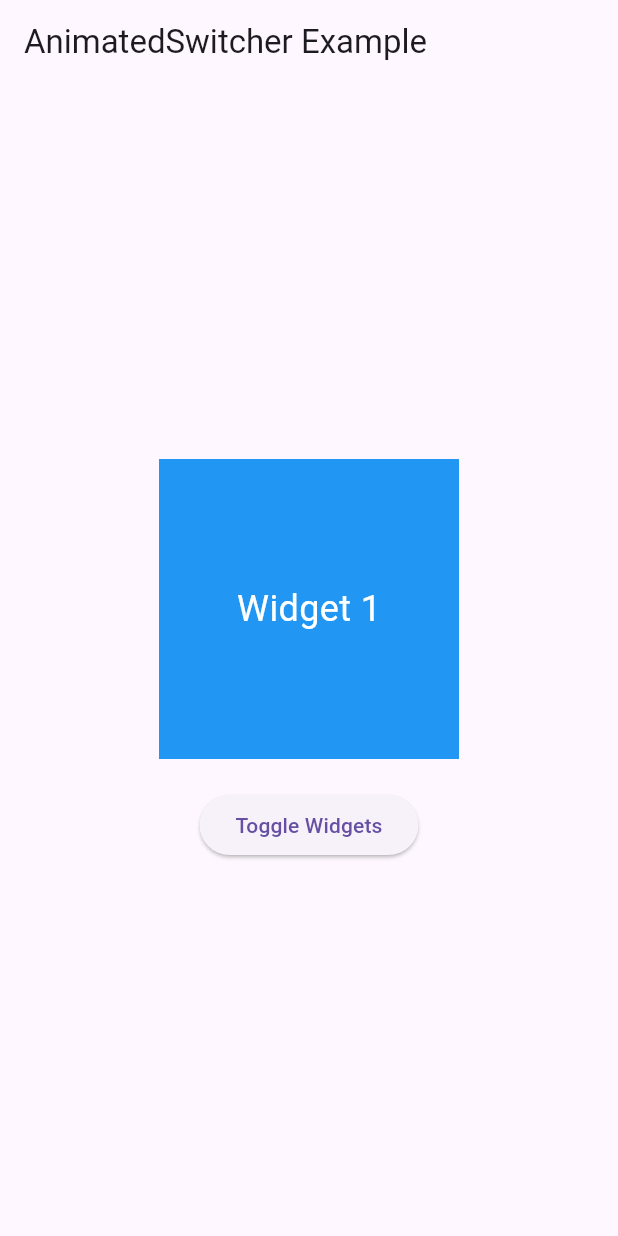
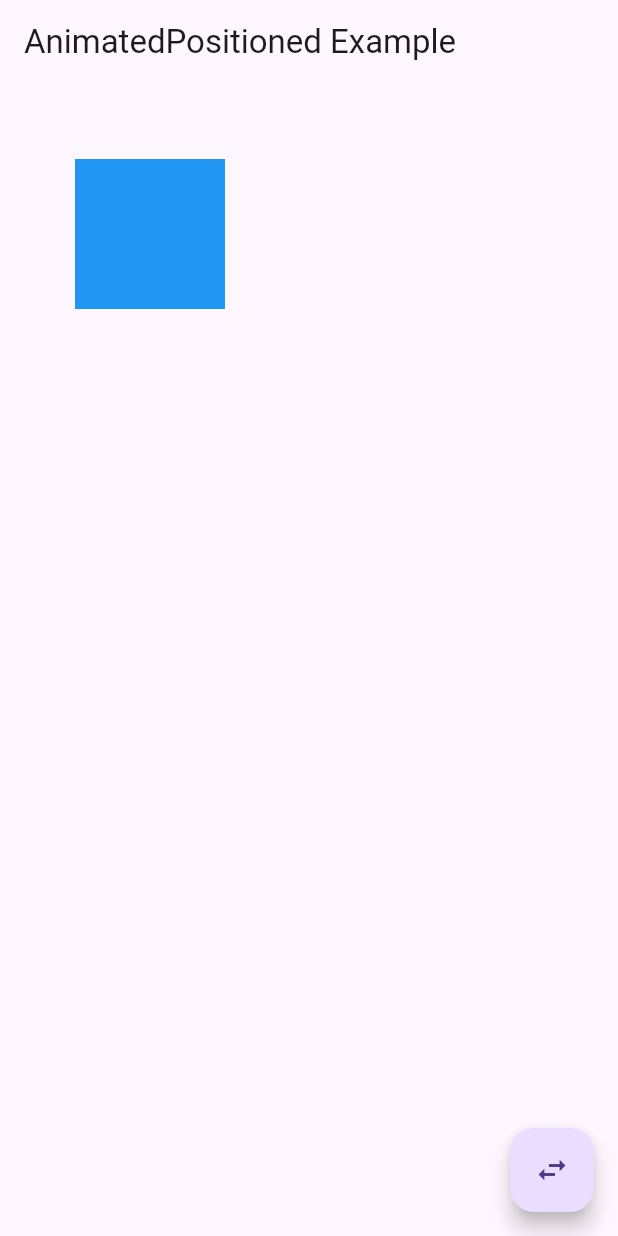
Before and after one commit to vaibhavt-nt/flutter_training, a Flutter app: the screen it shows after launch, on a phone screen of 412 x 824 dp. Run offline on Flutter 3.47's test engine with Material 3 defaults, Android fonts, the phone set to English and light mode, and no system bars; missing offline and left inert: dart:ffi; key blocks and very long unbroken strings in the code were emptied for the run.

```diff
--- a/lib/main.dart
+++ b/lib/main.dart
@@ -2,6 +2,7 @@ import 'package:flutter/cupertino.dart';
 import 'package:flutter/material.dart';
 import 'package:flutter_training/widgets/Wrap.dart';
 import 'package:flutter_training/widgets/animatedIcon.dart';
+import 'package:flutter_training/widgets/animatedPositioned.dart';
 import 'package:flutter_training/widgets/animatedlist.dart';
 import 'package:flutter_training/widgets/animatedswitcher.dart';
 import 'package:flutter_training/widgets/animation_builder.dart';
@@ -45,7 +46,7 @@ class homepage extends StatelessWidget {
   Widget build(BuildContext context) {
     return MaterialApp(
       title: "my home page",
-      home: AnimatedSwitcherExample(),
+      home: AnimatedPositionedExample(),
     );
   }
 }
--- /dev/null
+++ b/lib/widgets/animatedPositioned.dart
@@ -0,0 +1,49 @@
+import 'package:flutter/material.dart';
+
+class AnimatedPositionedExample extends StatefulWidget {
+  @override
+  _AnimatedPositionedExampleState createState() =>
+      _AnimatedPositionedExampleState();
+}
+
+class _AnimatedPositionedExampleState extends State<AnimatedPositionedExample> {
+  bool _isLeft = true;
+
+  // Function to toggle the position of the animated widget
+  void _togglePosition() {
+    setState(() {
+      _isLeft = !_isLeft;
+    });
+  }
+
+  @override
+  Widget build(BuildContext context) {
+    return Scaffold(
+      appBar: AppBar(
+        title: Text('AnimatedPositioned Example'),
+      ),
+      body: Center(
+        child: Stack(
+          children: <Widget>[
+            // AnimatedPositioned widget to create the animated transition
+            AnimatedPositioned(
+              duration: Duration(seconds: 1), // Animation duration
+              left: _isLeft ? 50 : 150, // Change the left position based on the _isLeft state
+              top: 50, // Fixed top position
+              child: Container(
+                width: 100,
+                height: 100,
+                color: Colors.blue,
+              ),
+            ),
+          ],
+        ),
+      ),
+      // Floating action button to trigger the position toggle
+      floatingActionButton: FloatingActionButton(
+        onPressed: _togglePosition, // Call _togglePosition when pressed
+        child: Icon(Icons.swap_horiz), // Icon to display on the button
+      ),
+    );
+  }
+}
```
